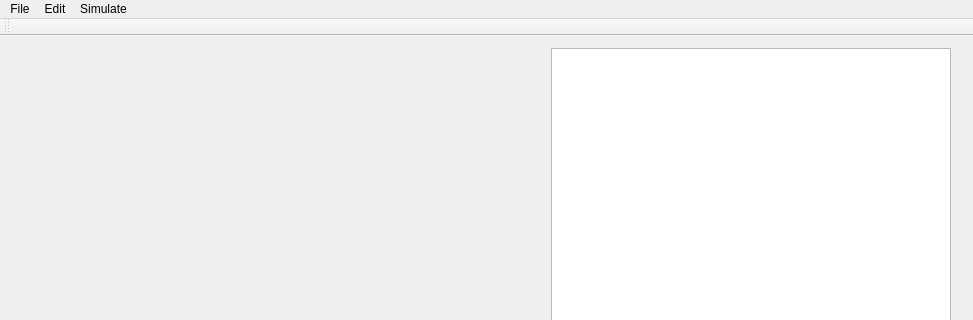
Old version of the form viewer/MainWindow.ui in the repository miguelmartin75/GP-Symbolic-Regression; both pictures show x 0 to 973 and y 0 to 320 of the 973 by 674 pixel window.
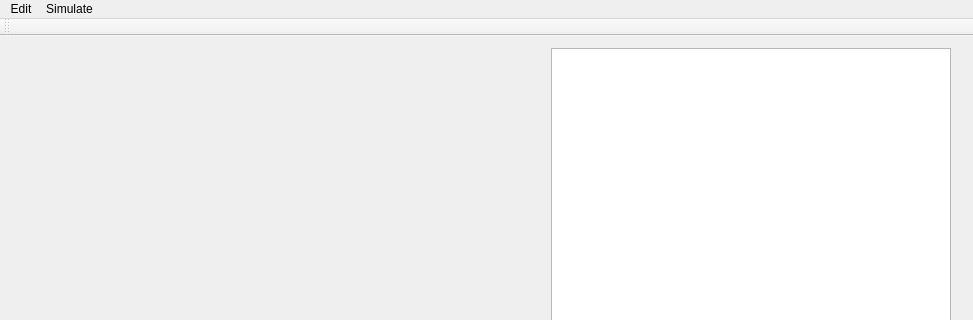
New version of the form. Custom widgets are drawn as their Qt base class.

Commit message: Now sorts functions properly Target points are in orange Step, run, reset and point editor now work (in menu bar)

Patch:
```diff
--- a/viewer/MainWindow.ui
+++ b/viewer/MainWindow.ui
@@ -122,12 +122,6 @@
      <height>22</height>
     </rect>
    </property>
-   <widget class="QMenu" name="menuFile">
-    <property name="title">
-     <string>File</string>
-    </property>
-    <addaction name="actionImport_Data"/>
-   </widget>
    <widget class="QMenu" name="menuEdit">
     <property name="title">
      <string>Edit</string>
@@ -143,7 +137,6 @@
     <addaction name="separator"/>
     <addaction name="actionReset"/>
    </widget>
-   <addaction name="menuFile"/>
    <addaction name="menuEdit"/>
    <addaction name="menuSimulate"/>
   </widget>
```
Left out of the diff: 26 changed lines with no effect on the pictures. The commit also changes 11 other files.
